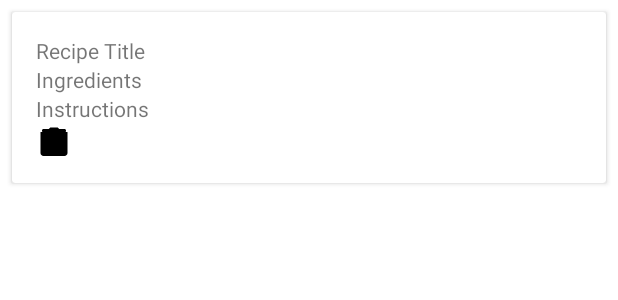
After one commit to DorinUscoiu1/Recepies1, an Android app built with Jetpack Compose: the layout recipe_item.xml on its own in the app's theme, with its tools: preview values and no code run, on a phone screen of 412 x 824 dp. The commit adds this screen. Shown: the top 300 px of the screen. Run offline under Robolectric (Android 15) with nearby library versions, the phone set to English and light mode, and no system bars.

Commit message:
Adding, deleting and view recipe

```diff
--- a/app/src/main/java/com/example/proiect_android/database/RecipeDatabase.kt
+++ b/app/src/main/java/com/example/proiect_android/database/RecipeDatabase.kt
@@ -3,10 +3,10 @@ package com.example.proiect_android.database
 import androidx.room.Database
 import androidx.room.RoomDatabase
 import androidx.room.Room
-import com.example.proiect_android.entites.Recipies
+import com.example.proiect_android.entites.*
 import com.example.proiect_android.dao.RecipeDao
 import android.content.Context
-@Database(entities = [Recipies::class], version = 1,exportSchema = false)
+@Database(entities = [Recipe::class], version = 1,exportSchema = false)
 abstract class RecipeDatabase :RoomDatabase(){
     companion object{
        var recipesDatabase:RecipeDatabase?=null
--- /dev/null
+++ b/app/src/main/res/drawable/ic_delete.xml
@@ -0,0 +1,10 @@
+<?xml version="1.0" encoding="utf-8"?>
+<vector xmlns:android="http://schemas.android.com/apk/res/android"
+    android:width="24dp"
+    android:height="24dp"
+    android:viewportWidth="24"
+    android:viewportHeight="24">
+    <path
+        android:fillColor="@android:color/black"
+        android:pathData="M3,6L5,6L21,6L21,20C21,21.1 20.1,22 19,22L5,22C3.9,22 3,21.1 3,20L3,6ZM19,4L15.5,4L14.79,3.29C14.61,3.11 14.35,3 14.08,3L9.92,3C9.65,3 9.39,3.11 9.21,3.29L8.5,4L5,4C4.45,4 4,4.45 4,5L4,5.5C4,5.78 4.22,6 4.5,6L19.5,6C19.78,6 20,5.78 20,5.5L20,5C20,4.45 19.55,4 19,4Z" />
+</vector>
--- /dev/null
+++ b/app/src/main/res/layout/recipe_item.xml
@@ -0,0 +1,38 @@
+<?xml version="1.0" encoding="utf-8"?>
+<androidx.cardview.widget.CardView xmlns:android="http://schemas.android.com/apk/res/android"
+    android:layout_width="match_parent"
+    android:layout_height="wrap_content"
+    android:layout_margin="8dp">
+
+    <LinearLayout
+        android:layout_width="match_parent"
+        android:layout_height="wrap_content"
+        android:orientation="vertical"
+        android:padding="16dp">
+
+        <TextView
+            android:id="@+id/recipeTitle"
+            android:layout_width="wrap_content"
+            android:layout_height="wrap_content"
+            android:text="Recipe Title" />
+
+        <TextView
+            android:id="@+id/recipeIngredients"
+            android:layout_width="wrap_content"
+            android:layout_height="wrap_content"
+            android:text="Ingredients" />
+
+        <TextView
+            android:id="@+id/recipeInstructions"
+            android:layout_width="wrap_content"
+            android:layout_height="wrap_content"
+            android:text="Instructions" />
+
+        <ImageButton
+            android:id="@+id/deleteItem"
+            android:layout_width="wrap_content"
+            android:layout_height="wrap_content"
+            android:src="@drawable/ic_delete"
+            android:background="?attr/selectableItemBackground" />
+    </LinearLayout>
+</androidx.cardview.widget.CardView>
```
Also changed, not shown: app/src/main/java/com/example/proiect_android/HomeActivity.kt (+75 -0 lines), app/src/main/java/com/example/proiect_android/RecipeAdpater.kt (added, +40 -0 lines), app/src/main/java/com/example/proiect_android/dao/RecipeDao.kt (+10 -5 lines), app/src/main/java/com/example/proiect_android/entites/Recipies.kt (+8 -6 lines), app/src/main/res/layout/activity_home.xml (+60 -14 lines).
